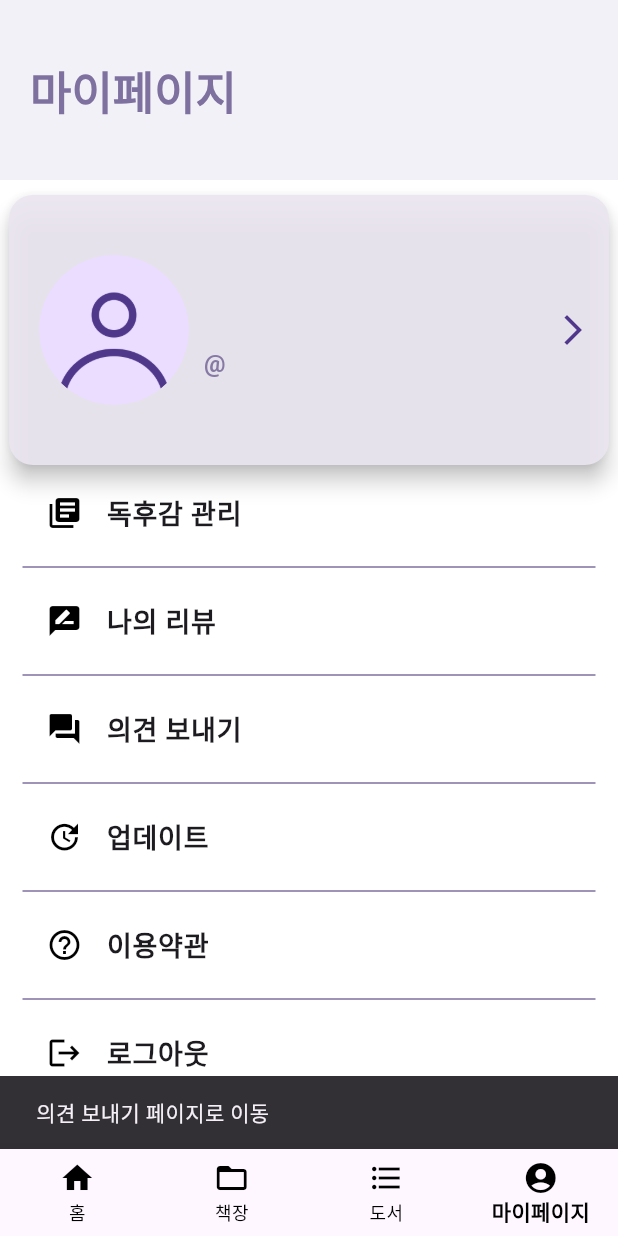
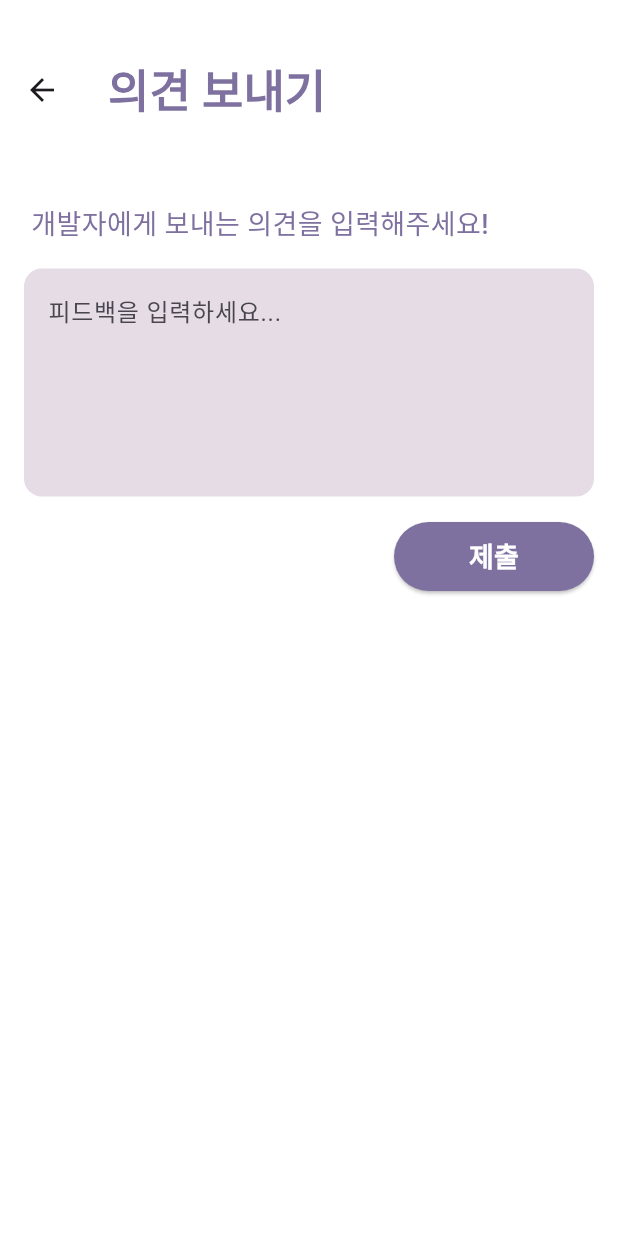
Before and after one commit to Advanced-MobileProgramming/flutter, a Flutter app: the MyPage screen opened directly with empty values, scrolled down 52 dp, after a tap on "의견 보내기", on a phone screen of 412 x 824 dp. Run offline on Flutter 3.47's test engine with Material 3 defaults, Android fonts, the light colour scheme and no system bars; our stand-ins replace firebase_core, firebase_database, flutter_rating_bar; accounts and stored records are empty.

Commit message:
의견보내기 페이지 추가

```diff
--- /dev/null
+++ b/lib/feedback.dart
@@ -0,0 +1,133 @@
+import 'package:flutter/material.dart';
+import 'package:firebase_database/firebase_database.dart';
+
+class FeedbackPage extends StatefulWidget {
+  final String userId;
+  final String nickname;
+
+  FeedbackPage({required this.userId, required this.nickname});
+
+  @override
+  _FeedbackPageState createState() => _FeedbackPageState();
+}
+
+class _FeedbackPageState extends State<FeedbackPage> {
+  final TextEditingController _feedbackController = TextEditingController();
+  bool _isSubmitting = false;
+
+  // Firebase에서 피드백을 전송하는 메소드
+  Future<void> _submitFeedback() async {
+    if (_feedbackController.text.isEmpty) {
+      // 피드백이 비어 있으면 알림 표시
+      ScaffoldMessenger.of(context).showSnackBar(
+        SnackBar(content: Text('피드백을 입력해주세요.')),
+      );
+      return;
+    }
+
+    setState(() {
+      _isSubmitting = true;
+    });
+
+    try {
+      // Firebase Realtime Database에 피드백 저장
+      final feedbackRef = FirebaseDatabase.instance.ref("feedbacks");
+      await feedbackRef.push().set({
+        "userId": widget.userId,
+        "nickname": widget.nickname,
+        "feedback": _feedbackController.text,
+        "timestamp": DateTime.now().millisecondsSinceEpoch,
+      });
+
+      // 성공적으로 전송되었을 때
+      ScaffoldMessenger.of(context).showSnackBar(
+        SnackBar(content: Text('피드백이 전송되었습니다!')),
+      );
+      // 텍스트 필드 초기화
+      _feedbackController.clear();
+    } catch (e) {
+      // 오류 발생 시
+      ScaffoldMessenger.of(context).showSnackBar(
+        SnackBar(content: Text('피드백 전송에 실패했습니다. 다시 시도해주세요.')),
+      );
+    } finally {
+      setState(() {
+        _isSubmitting = false;
+      });
+    }
+  }
+
+  @override
+  Widget build(BuildContext context) {
+    return Scaffold(
+      appBar: AppBar(
+        title: Text(
+          '의견 보내기',
+          style: TextStyle(
+            fontSize: 30,
+            fontWeight: FontWeight.bold,
+            color: Color.fromARGB(255, 126, 113, 159),
+          ),
+        ),
+        backgroundColor: Colors.white,
+        toolbarHeight: 120.0,
+      ),
+      body: Padding(
+        padding: const EdgeInsets.all(16.0),
+        child: Column(
+          crossAxisAlignment: CrossAxisAlignment.start,
+          children: [
+            Text(
+              ' 개발자에게 보내는 의견을 입력해주세요!',
+              style: TextStyle(
+                fontSize: 18,
+                fontWeight: FontWeight.w500,
+                color: Color.fromARGB(255, 126, 113, 159),
+              ),
+            ),
+            SizedBox(height: 16),
+            TextField(
+              controller: _feedbackController,
+              maxLines: 5,
+              decoration: InputDecoration(
+                hintText: '피드백을 입력하세요...',
+                filled: true,
+                fillColor: Color.fromARGB(98, 187, 163, 187),
+                border: OutlineInputBorder(
+                  borderRadius: BorderRadius.circular(12),
+                  borderSide: BorderSide.none,
+                ),
+              ),
+              style: TextStyle(fontSize: 16),
+            ),
+            SizedBox(height: 16),
+            _isSubmitting
+                ? Center(child: CircularProgressIndicator())
+                : Align(
+                    alignment: Alignment.centerRight, // 버튼을 오른쪽으로 정렬
+                    child: ElevatedButton(
+                      onPressed: _submitFeedback,
+                      style: ElevatedButton.styleFrom(
+                        backgroundColor: Color.fromARGB(255, 126, 113, 159),
+                        shape: RoundedRectangleBorder(
+                          borderRadius: BorderRadius.circular(30),
+                        ),
+                        padding:
+                            EdgeInsets.symmetric(horizontal: 50, vertical: 10),
+                      ),
+                      child: Text(
+                        '제출',
+                        style: TextStyle(
+                          fontSize: 18,
+                          fontWeight: FontWeight.bold,
+                          color: Colors.white, // 텍스트 색상 변경
+                        ),
+                      ),
+                    ),
+                  ),
+          ],
+        ),
+      ),
+    );
+  }
+}
--- a/lib/myPage.dart
+++ b/lib/myPage.dart
@@ -6,6 +6,7 @@ import 'package:soobook/login.dart'; // 로그인 페이지 임포트
 import 'package:soobook/profileEdit.dart';
 import 'package:soobook/mybookReport.dart';
 import 'package:soobook/myReview.dart';
+import 'package:soobook/feedback.dart';
 
 class MyPage extends StatefulWidget {
   final String userId;
@@ -191,8 +192,15 @@ class _MyPageState extends State<MyPage> {
                         style: TextStyle(
                             fontSize: 18, fontWeight: FontWeight.bold)),
                     onTap: () {
-                      ScaffoldMessenger.of(context).showSnackBar(
-                        SnackBar(content: Text('의견 보내기 페이지로 이동')),
+                      // 의견 보내기 버튼 클릭 시 FeedbackPage로 이동
+                      Navigator.push(
+                        context,
+                        MaterialPageRoute(
+                          builder: (context) => FeedbackPage(
+                            userId: widget.userId,
+                            nickname: widget.nickname,
+                          ),
+                        ),
                       );
                     },
                   ),
```
